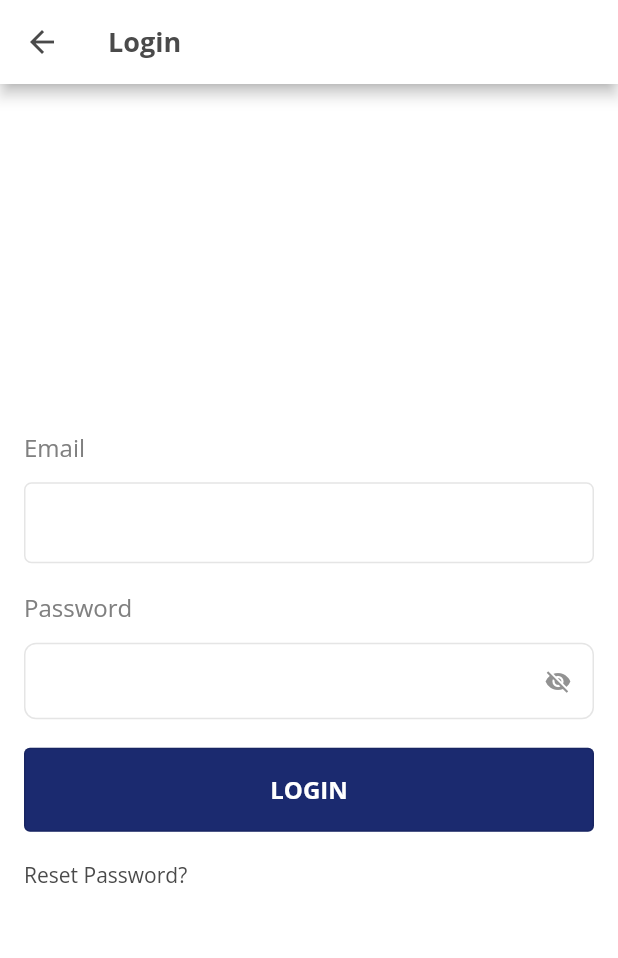
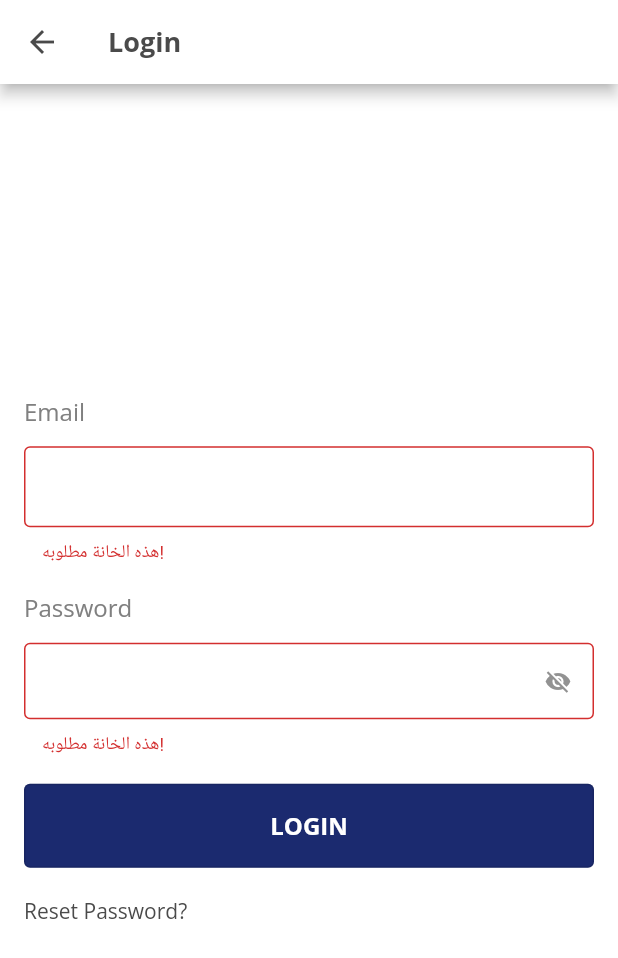
Before and after one commit to slemankfa/elite_restaurent, a Flutter app: the LoginPage screen opened by its route, after a tap on "LOGIN", on a phone screen of 412 x 824 dp. Shown: the top 958 px of the screen. Run offline on Flutter 3.47's test engine with Material 2 defaults, Android fonts, the phone set to English and light mode, and no system bars; our stand-ins replace bot_toast, cached_network_image, carousel_slider, cloud_firestore, dio, dropdown_button2 and 10 more; missing offline and left inert: time_picker_spinner_pop_up; accounts and stored records are empty; network calls fail; project files that could hold a hidden picture were left out.

Commit message:
added auth but need to save token and handle error masseges

```diff
--- a/lib/core/valdtion_helper.dart
+++ b/lib/core/valdtion_helper.dart
@@ -1,4 +1,3 @@
-import 'package:flutter/material.dart';
 
 class ValidationHelper {
   static final ValidationHelper _validationHelper =
@@ -11,7 +10,6 @@ class ValidationHelper {
   }
 
   String? validatePassword(String value) {
-    return null;
     if (value.trim().isEmpty) {
       return "هذه الخانة مطلوبه! ";
     } else if (value.trim().length < 4) {
@@ -58,14 +56,14 @@ class ValidationHelper {
   // }
 
   String? validateEmail(String value) {
-    return null;
     if (value.isNotEmpty) {
       final RegExp regex = RegExp(
           r'^(([^<>()[\]\\.,;:\s@\"]+(\.[^<>()[\]\\.,;:\s@\"]+)*)| (\".+\"))@((\[[0-9]{1,3}\.[0-9]{1,3}\.[0-9]{1,3}\.[0-9]{1,3}\])|(([a-zA-Z\-0-9]+\.)+[a-zA-Z]{2,}))$');
-      if (!regex.hasMatch(value))
+      if (!regex.hasMatch(value)) {
         return " عنوان بريد إلكتروني غير صالح!";
-      else
+      } else {
         return null;
+      }
     } else {
       return "هذه الخانة مطلوبه! ";
     }
--- a/lib/core/widgets/custom_form_field.dart
+++ b/lib/core/widgets/custom_form_field.dart
@@ -3,7 +3,7 @@ import 'package:flutter/material.dart';
 import 'package:flutter/services.dart';
 
 class CustomFormField extends StatefulWidget {
-  CustomFormField(
+  const CustomFormField(
       {super.key,
       required this.controller,
       required this.formatter,
@@ -112,13 +112,13 @@ class _CustomFormFieldState extends State<CustomFormField> {
             ),
             enabledBorder: OutlineInputBorder(
               borderRadius: BorderRadius.circular(8),
-              borderSide: BorderSide(
+              borderSide: const BorderSide(
                 color: Styles.formFieldBorderColor,
                 width: 1.0,
               ),
             ),
             focusColor: Colors.black,
-            focusedErrorBorder: OutlineInputBorder(
+            focusedErrorBorder: const OutlineInputBorder(
               borderSide: BorderSide(
                 color: Colors.red,
               ),
--- a/lib/models/resturant_model.dart
+++ b/lib/models/resturant_model.dart
@@ -34,12 +34,12 @@ class ResturantModel {
           ? map["resturantNameE"]
           : map["resturantNameA"],
       id: map["resturantID"].toString(),
-      logo: "${IMAGE_PATH_URL}${map["resturantLogo"]}",
+      logo: "$IMAGE_PATH_URL${map["resturantLogo"]}",
       backGroundImage:
           "https://images.unsplash.com/photo-1517248135467-4c7edcad34c4?ixlib=rb-4.0.3&ixid=MnwxMjA3fDB8MHxzZWFyY2h8Mnx8cmVzdGF1cmFudHxlbnwwfHwwfHw%3D&auto=format&fit=crop&w=500&q=60",
       traficStatus: "Crowded",
       openStatus: "OPEN",
-      cousineType: map["restaurantTypeID"],
+      cousineType: map["restaurantTypeID"].toString(),
     );
   }
 }
--- /dev/null
+++ b/lib/models/user_model.dart
@@ -0,0 +1,21 @@
+class UserModel {
+  final String userName;
+  final String email;
+  final String? password;
+  final String age;
+  final String cityId;
+  final String areaId;
+  final String? userImage;
+  final String userGender;
+
+  UserModel({
+    required this.userName,
+    required this.email,
+    required this.password,
+    required this.age,
+    required this.cityId,
+    required this.userGender,
+    required this.areaId,
+    this.userImage,
+  });
+}
--- a/lib/screens/auth_pages.dart/login_page.dart
+++ b/lib/screens/auth_pages.dart/login_page.dart
@@ -1,7 +1,5 @@
 import 'package:elite/core/valdtion_helper.dart';
 import 'package:flutter/material.dart';
-import 'package:flutter/src/widgets/container.dart';
-import 'package:flutter/src/widgets/framework.dart';
 import 'package:provider/provider.dart';
 
 import '../../core/helper_methods.dart';
@@ -21,11 +19,11 @@ class LoginPage extends StatefulWidget {
 }
 
 class _LoginPageState extends State<LoginPage> {
-  TextEditingController _userEmailTextController = TextEditingController();
-  TextEditingController _userPasswordTextController = TextEditingController();
-  ValidationHelper _validationHelper = ValidationHelper();
+  final TextEditingController _userEmailTextController = TextEditingController();
+  final TextEditingController _userPasswordTextController = TextEditingController();
+  final ValidationHelper _validationHelper = ValidationHelper();
   final _formKey = GlobalKey<FormState>();
-  HelperMethods _helperMethods = HelperMethods();
+  final HelperMethods _helperMethods = HelperMethods();
 
   @override
   void dispose() {
@@ -63,7 +61,7 @@ class _LoginPageState extends State<LoginPage> {
           Navigator.pushAndRemoveUntil<dynamic>(
             context,
             MaterialPageRoute<dynamic>(
-              builder: (BuildContext context) => MainTabsPage(),
+              builder: (BuildContext context) => const MainTabsPage(),
             ),
             (route) => false, //if you want to disable back feature set to false
           );
@@ -82,7 +80,7 @@ class _LoginPageState extends State<LoginPage> {
         backgroundColor: Colors.white,
         appBar: AppBar(
           backgroundColor: Colors.white,
-          iconTheme: IconThemeData(color: Styles.grayColor),
+          iconTheme: const IconThemeData(color: Styles.grayColor),
           title: Text(
             "Login",
             style: Styles.appBarTextStyle,
@@ -91,7 +89,7 @@ class _LoginPageState extends State<LoginPage> {
         body: Form(
           key: _formKey,
           child: Container(
-            margin: EdgeInsets.all(16),
+            margin: const EdgeInsets.all(16),
             alignment: Alignment.center,
             child: SingleChildScrollView(
               child: Column(
@@ -99,13 +97,13 @@ class _LoginPageState extends State<LoginPage> {
                 children: [
                   ProfileCustomFormField(
                       controller: _userEmailTextController,
-                      formatter: [],
+                      formatter: const [],
                       isPrefixeIconAvalibel: false,
                       action: TextInputAction.done,
                       hintText: "",
                       textStyle: Styles.mainTextStyle
                           .copyWith(fontSize: 16, color: Styles.mainColor),
-                      hintStyle: TextStyle(),
+                      hintStyle: const TextStyle(),
                       vladationFunction: _validationHelper.validateEmail,
                       textInputType: TextInputType.emailAddress,
                       isSuffixIconAvalibel: false,
@@ -121,14 +119,14 @@ class _LoginPageState extends State<LoginPage> {
                   ),
                   CustomFormField(
                     controller: _userPasswordTextController,
-                    formatter: [],
+                    formatter: const [],
                     textInputType: TextInputType.visiblePassword,
                     vladationFunction: _validationHelper.validatePassword,
                     action: TextInputAction.done,
                     hintText: "",
                     isSecureField: true,
                     textStyle: Styles.mainTextStyle,
-                    hintStyle: TextStyle(),
+                    hintStyle: const TextStyle(),
                     labelTextStyle: Styles.mainTextStyle.copyWith(
                         color: Styles.unslectedItemColor, fontSize: 16),
                     label: "Password",
```
Also changed, not shown: lib/main.dart (+58 -18 lines), lib/providers/auth_provider.dart (+70 -10 lines), lib/providers/resturant_provider.dart (+21 -22 lines), lib/screens/auth_pages.dart/create_account_page.dart (+86 -74 lines), lib/screens/auth_pages.dart/splash_screen.dart (added, +36 -0 lines).
